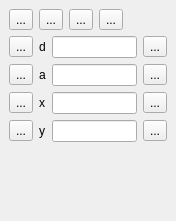
olivierdalang/CadInput, file ui_dock.ui: the form before one commit.
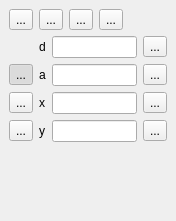
The form after the commit. Icons and pictures are not drawn.

Diff of the .ui file:
```diff
--- a/ui_dock.ui
+++ b/ui_dock.ui
@@ -123,20 +123,6 @@
     </item>
     <item row="1" column="0">
      <layout class="QGridLayout" name="gridLayout_2">
-      <item row="0" column="0">
-       <widget class="QToolButton" name="relD">
-        <property name="text">
-         <string>...</string>
-        </property>
-        <property name="icon">
-         <iconset resource="resources.qrc">
-          <normaloff>:/plugins/cadinput/resources/delta.png</normaloff>:/plugins/cadinput/resources/delta.png</iconset>
-        </property>
-        <property name="checkable">
-         <bool>true</bool>
-        </property>
-       </widget>
-      </item>
       <item row="1" column="0">
        <widget class="QToolButton" name="relA">
         <property name="text">
@@ -149,6 +135,9 @@
         <property name="checkable">
          <bool>true</bool>
         </property>
+        <property name="checked">
+         <bool>true</bool>
+        </property>
        </widget>
       </item>
       <item row="3" column="0">
```
